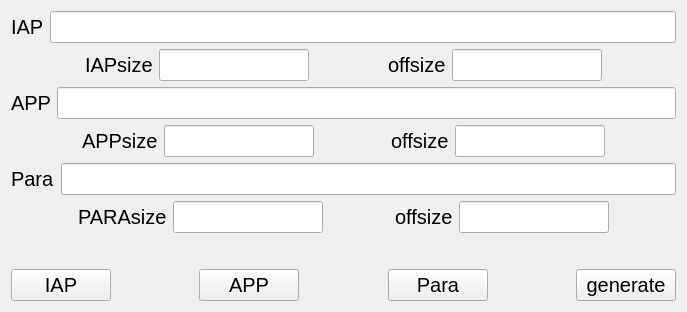
First picture: the form in data_processing/widget.ui, repository guanyuan2026/Qt-Creator, before the edit.
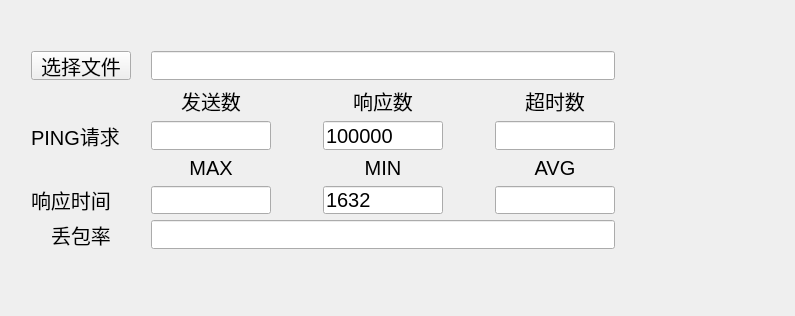
Second picture: the form after the edit.

Patch:
```diff
--- a/data_processing/widget.ui
+++ b/data_processing/widget.ui
@@ -6,34 +6,82 @@
    <rect>
     <x>0</x>
     <y>0</y>
-    <width>687</width>
-    <height>312</height>
+    <width>795</width>
+    <height>316</height>
    </rect>
   </property>
   <property name="windowTitle">
    <string>Widget</string>
   </property>
+  <widget class="QWidget" name="">
+   <property name="geometry">
+    <rect>
+     <x>20</x>
+     <y>40</y>
+     <width>606</width>
+     <height>220</height>
+    </rect>
+   </property>
   <layout class="QGridLayout" name="gridLayout">
    <item row="0" column="0">
-    <spacer name="verticalSpacer_2">
+     <widget class="QPushButton" name="sel_fileBt">
+      <property name="minimumSize">
+       <size>
+        <width>100</width>
+        <height>0</height>
+       </size>
+      </property>
+      <property name="font">
+       <font>
+        <pointsize>15</pointsize>
+       </font>
+      </property>
+      <property name="text">
+       <string>选择文件</string>
+      </property>
+     </widget>
+    </item>
+    <item row="0" column="1">
+     <spacer name="horizontalSpacer_6">
      <property name="orientation">
-      <enum>Qt::Vertical</enum>
+       <enum>Qt::Horizontal</enum>
      </property>
      <property name="sizeHint" stdset="0">
       <size>
-       <width>20</width>
-       <height>6</height>
+        <width>13</width>
+        <height>20</height>
       </size>
      </property>
     </spacer>
    </item>
-   <item row="1" column="0" colspan="2">
-    <layout class="QVBoxLayout" name="verticalLayout_2">
-     <item>
-      <layout class="QVBoxLayout" name="verticalLayout">
-       <item>
-        <layout class="QHBoxLayout" name="horizontalLayout_5">
-         <item>
+    <item row="0" column="2" colspan="5">
+     <widget class="QLineEdit" name="filepathEdit">
+      <property name="sizePolicy">
+       <sizepolicy hsizetype="Expanding" vsizetype="Fixed">
+        <horstretch>0</horstretch>
+        <verstretch>0</verstretch>
+       </sizepolicy>
+      </property>
+      <property name="minimumSize">
+       <size>
+        <width>400</width>
+        <height>0</height>
+       </size>
+      </property>
+      <property name="font">
+       <font>
+        <pointsize>15</pointsize>
+       </font>
+      </property>
+      <property name="frame">
+       <bool>true</bool>
+      </property>
+      <property name="readOnly">
+       <bool>true</bool>
+      </property>
+     </widget>
+    </item>
+    <item row="1" column="2">
           <widget class="QLabel" name="label">
            <property name="font">
             <font>
@@ -41,49 +89,14 @@
             </font>
            </property>
            <property name="text">
-            <string>IAP</string>
-           </property>
-          </widget>
-         </item>
-         <item>
-          <widget class="QLineEdit" name="iappathEdit">
-           <property name="minimumSize">
-            <size>
-             <width>400</width>
-             <height>0</height>
-            </size>
-           </property>
-           <property name="font">
-            <font>
-             <pointsize>15</pointsize>
-            </font>
-           </property>
-           <property name="frame">
-            <bool>true</bool>
-           </property>
-           <property name="readOnly">
-            <bool>true</bool>
-           </property>
-          </widget>
-         </item>
-        </layout>
-       </item>
-       <item>
-        <layout class="QHBoxLayout" name="horizontalLayout">
-         <item>
-          <spacer name="horizontalSpacer_7">
-           <property name="orientation">
-            <enum>Qt::Horizontal</enum>
-           </property>
-           <property name="sizeHint" stdset="0">
-            <size>
-             <width>40</width>
-             <height>20</height>
-            </size>
-           </property>
-          </spacer>
-         </item>
-         <item>
+       <string>发送数</string>
+      </property>
+      <property name="alignment">
+       <set>Qt::AlignCenter</set>
+      </property>
+     </widget>
+    </item>
+    <item row="1" column="4">
           <widget class="QLabel" name="label_7">
            <property name="font">
             <font>
@@ -91,38 +104,14 @@
             </font>
            </property>
            <property name="text">
-            <string>IAPsize</string>
-           </property>
-          </widget>
-         </item>
-         <item>
-          <widget class="QLineEdit" name="iapsizeEdit">
-           <property name="minimumSize">
-            <size>
-             <width>150</width>
-             <height>0</height>
-            </size>
-           </property>
-           <property name="maximumSize">
-            <size>
-             <width>120</width>
-             <height>16777215</height>
-            </size>
-           </property>
-           <property name="font">
-            <font>
-             <pointsize>15</pointsize>
-            </font>
-           </property>
-           <property name="text">
-            <string/>
-           </property>
-           <property name="readOnly">
-            <bool>true</bool>
-           </property>
-          </widget>
-         </item>
-         <item>
+       <string>响应数</string>
+      </property>
+      <property name="alignment">
+       <set>Qt::AlignCenter</set>
+      </property>
+     </widget>
+    </item>
+    <item row="1" column="5" rowspan="2">
           <spacer name="horizontalSpacer_2">
            <property name="orientation">
             <enum>Qt::Horizontal</enum>
@@ -135,7 +124,7 @@
            </property>
           </spacer>
          </item>
-         <item>
+    <item row="1" column="6">
           <widget class="QLabel" name="label_4">
            <property name="font">
             <font>
@@ -143,104 +132,14 @@
             </font>
            </property>
            <property name="text">
-            <string>offsize</string>
-           </property>
-          </widget>
-         </item>
-         <item>
-          <widget class="QLineEdit" name="iapoffsizeEdit">
-           <property name="minimumSize">
-            <size>
-             <width>150</width>
-             <height>0</height>
-            </size>
-           </property>
-           <property name="maximumSize">
-            <size>
-             <width>120</width>
-             <height>16777215</height>
-            </size>
-           </property>
-           <property name="font">
-            <font>
-             <pointsize>15</pointsize>
-            </font>
-           </property>
-           <property name="readOnly">
-            <bool>true</bool>
-           </property>
-          </widget>
-         </item>
-         <item>
-          <spacer name="horizontalSpacer_8">
-           <property name="orientation">
-            <enum>Qt::Horizontal</enum>
-           </property>
-           <property name="sizeHint" stdset="0">
-            <size>
-             <width>40</width>
-             <height>20</height>
-            </size>
-           </property>
-          </spacer>
-         </item>
-        </layout>
-       </item>
-      </layout>
-     </item>
-     <item>
-      <layout class="QHBoxLayout" name="horizontalLayout_6">
-       <item>
-        <widget class="QLabel" name="label_2">
-         <property name="font">
-          <font>
-           <pointsize>15</pointsize>
-          </font>
-         </property>
-         <property name="text">
-          <string>APP</string>
-         </property>
-        </widget>
-       </item>
-       <item>
-        <widget class="QLineEdit" name="apppathEdit">
-         <property name="minimumSize">
-          <size>
-           <width>400</width>
-           <height>0</height>
-          </size>
-         </property>
-         <property name="font">
-          <font>
-           <pointsize>15</pointsize>
-          </font>
-         </property>
-         <property name="frame">
-          <bool>true</bool>
-         </property>
-         <property name="readOnly">
-          <bool>true</bool>
-         </property>
-        </widget>
-       </item>
-      </layout>
-     </item>
-     <item>
-      <layout class="QHBoxLayout" name="horizontalLayout_3">
-       <item>
-        <spacer name="horizontalSpacer_11">
-         <property name="orientation">
-          <enum>Qt::Horizontal</enum>
-         </property>
-         <property name="sizeHint" stdset="0">
-          <size>
-           <width>40</width>
-           <height>20</height>
-          </size>
-         </property>
-        </spacer>
-       </item>
-       <item>
+       <string>超时数</string>
+      </property>
+      <property name="alignment">
+       <set>Qt::AlignCenter</set>
+      </property>
+     </widget>
+    </item>
+    <item row="2" column="0">
         <widget class="QLabel" name="label_8">
          <property name="font">
           <font>
@@ -248,15 +147,15 @@
           </font>
          </property>
          <property name="text">
-          <string>APPsize</string>
+       <string>PING请求</string>
          </property>
         </widget>
        </item>
-       <item>
-        <widget class="QLineEdit" name="appsizeEdit">
+    <item row="2" column="2">
+     <widget class="QLineEdit" name="ping_sendEdit">
          <property name="minimumSize">
           <size>
-           <width>150</width>
+        <width>50</width>
            <height>0</height>
           </size>
          </property>
@@ -279,8 +178,8 @@
          </property>
         </widget>
        </item>
-       <item>
-        <spacer name="horizontalSpacer_5">
+    <item row="2" column="3">
+     <spacer name="horizontalSpacer">
          <property name="orientation">
           <enum>Qt::Horizontal</enum>
          </property>
@@ -292,23 +191,11 @@
          </property>
         </spacer>
        </item>
-       <item>
-        <widget class="QLabel" name="label_6">
-         <property name="font">
-          <font>
-           <pointsize>15</pointsize>
-          </font>
-         </property>
-         <property name="text">
-          <string>offsize</string>
-         </property>
-        </widget>
-       </item>
-       <item>
-        <widget class="QLineEdit" name="appoffsizeEdit">
+    <item row="2" column="4">
+     <widget class="QLineEdit" name="ping_ackEdit">
          <property name="minimumSize">
           <size>
-           <width>150</width>
+        <width>50</width>
            <height>0</height>
           </size>
          </property>
@@ -323,76 +210,39 @@
            <pointsize>15</pointsize>
           </font>
          </property>
-        </widget>
-       </item>
-       <item>
-        <spacer name="horizontalSpacer_10">
-         <property name="orientation">
-          <enum>Qt::Horizontal</enum>
-         </property>
-         <property name="sizeHint" stdset="0">
-          <size>
-           <width>40</width>
-           <height>20</height>
-          </size>
-         </property>
-        </spacer>
-       </item>
-      </layout>
-     </item>
-     <item>
-      <layout class="QHBoxLayout" name="horizontalLayout_7">
-       <item>
-        <widget class="QLabel" name="label_3">
-         <property name="font">
-          <font>
-           <pointsize>15</pointsize>
-          </font>
-         </property>
          <property name="text">
-          <string>Para</string>
+       <string>100000</string>
          </property>
         </widget>
        </item>
-       <item>
-        <widget class="QLineEdit" name="parapathEdit">
+    <item row="2" column="6">
+     <widget class="QLineEdit" name="ping_timeoutEdit">
          <property name="minimumSize">
           <size>
-           <width>400</width>
+        <width>50</width>
            <height>0</height>
           </size>
          </property>
+      <property name="maximumSize">
+       <size>
+        <width>120</width>
+        <height>16777215</height>
+       </size>
+      </property>
          <property name="font">
           <font>
            <pointsize>15</pointsize>
           </font>
          </property>
-         <property name="frame">
-          <bool>true</bool>
+      <property name="text">
+       <string/>
          </property>
          <property name="readOnly">
           <bool>true</bool>
          </property>
         </widget>
        </item>
-      </layout>
-     </item>
-     <item>
-      <layout class="QHBoxLayout" name="horizontalLayout_4">
-       <item>
-        <spacer name="horizontalSpacer_12">
-         <property name="orientation">
-          <enum>Qt::Horizontal</enum>
-         </property>
-         <property name="sizeHint" stdset="0">
-          <size>
-           <width>40</width>
-           <height>20</height>
-          </size>
-         </property>
-        </spacer>
-       </item>
-       <item>
+    <item row="3" column="2">
         <widget class="QLabel" name="label_9">
          <property name="font">
           <font>
@@ -400,51 +250,14 @@
           </font>
          </property>
          <property name="text">
-          <string>PARAsize</string>
-         </property>
-        </widget>
-       </item>
-       <item>
-        <widget class="QLineEdit" name="parasizeEdit">
-         <property name="minimumSize">
-          <size>
-           <width>150</width>
-           <height>0</height>
-          </size>
-         </property>
-         <property name="maximumSize">
-          <size>
-           <width>120</width>
-           <height>16777215</height>
-          </size>
-         </property>
-         <property name="font">
-          <font>
-           <pointsize>15</pointsize>
-          </font>
-         </property>
-         <property name="text">
-          <string/>
-         </property>
-         <property name="readOnly">
-          <bool>true</bool>
-         </property>
-        </widget>
-       </item>
-       <item>
-        <spacer name="horizontalSpacer_6">
-         <property name="orientation">
-          <enum>Qt::Horizontal</enum>
-         </property>
-         <property name="sizeHint" stdset="0">
-          <size>
-           <width>40</width>
-           <height>20</height>
-          </size>
-         </property>
-        </spacer>
-       </item>
-       <item>
+       <string>MAX</string>
+      </property>
+      <property name="alignment">
+       <set>Qt::AlignCenter</set>
+      </property>
+     </widget>
+    </item>
+    <item row="3" column="4">
         <widget class="QLabel" name="label_5">
          <property name="font">
           <font>
@@ -452,15 +265,45 @@
           </font>
          </property>
          <property name="text">
-          <string>offsize</string>
-         </property>
-        </widget>
-       </item>
-       <item>
-        <widget class="QLineEdit" name="paraoffsizeEdit">
+       <string>MIN</string>
+      </property>
+      <property name="alignment">
+       <set>Qt::AlignCenter</set>
+      </property>
+     </widget>
+    </item>
+    <item row="3" column="6">
+     <widget class="QLabel" name="label_6">
+      <property name="font">
+       <font>
+        <pointsize>15</pointsize>
+       </font>
+      </property>
+      <property name="text">
+       <string>AVG</string>
+      </property>
+      <property name="alignment">
+       <set>Qt::AlignCenter</set>
+      </property>
+     </widget>
+    </item>
+    <item row="4" column="0">
+     <widget class="QLabel" name="label_10">
+      <property name="font">
+       <font>
+        <pointsize>15</pointsize>
+       </font>
+      </property>
+      <property name="text">
+       <string>响应时间</string>
+      </property>
+     </widget>
+    </item>
+    <item row="4" column="2">
+     <widget class="QLineEdit" name="ack_time_maxEdit">
          <property name="minimumSize">
           <size>
-           <width>150</width>
+        <width>50</width>
            <height>0</height>
           </size>
          </property>
@@ -475,121 +318,15 @@
            <pointsize>15</pointsize>
           </font>
          </property>
-        </widget>
-       </item>
-       <item>
-        <spacer name="horizontalSpacer_9">
-         <property name="orientation">
-          <enum>Qt::Horizontal</enum>
-         </property>
-         <property name="sizeHint" stdset="0">
-          <size>
-           <width>40</width>
-           <height>20</height>
-          </size>
-         </property>
-        </spacer>
-       </item>
-      </layout>
-     </item>
-    </layout>
-   </item>
-   <item row="2" column="0" colspan="2">
-    <spacer name="verticalSpacer">
-     <property name="orientation">
-      <enum>Qt::Vertical</enum>
-     </property>
-     <property name="sizeHint" stdset="0">
-      <size>
-       <width>20</width>
-       <height>40</height>
-      </size>
-     </property>
-    </spacer>
-   </item>
-   <item row="3" column="0" colspan="2">
-    <layout class="QHBoxLayout" name="horizontalLayout_2">
-     <item>
-      <widget class="QPushButton" name="iapBt">
-       <property name="minimumSize">
-        <size>
-         <width>100</width>
-         <height>0</height>
-        </size>
-       </property>
-       <property name="font">
-        <font>
-         <pointsize>15</pointsize>
-        </font>
-       </property>
        <property name="text">
-        <string>IAP</string>
-       </property>
-      </widget>
-     </item>
-     <item>
-      <spacer name="horizontalSpacer">
-       <property name="orientation">
-        <enum>Qt::Horizontal</enum>
-       </property>
-       <property name="sizeHint" stdset="0">
-        <size>
-         <width>40</width>
-         <height>20</height>
-        </size>
-       </property>
-      </spacer>
-     </item>
-     <item>
-      <widget class="QPushButton" name="appBt">
-       <property name="minimumSize">
-        <size>
-         <width>100</width>
-         <height>0</height>
-        </size>
-       </property>
-       <property name="font">
-        <font>
-         <pointsize>15</pointsize>
-        </font>
-       </property>
-       <property name="text">
-        <string>APP</string>
-       </property>
-      </widget>
-     </item>
-     <item>
-      <spacer name="horizontalSpacer_4">
-       <property name="orientation">
-        <enum>Qt::Horizontal</enum>
-       </property>
-       <property name="sizeHint" stdset="0">
-        <size>
-         <width>40</width>
-         <height>20</height>
-        </size>
-       </property>
-      </spacer>
-     </item>
-     <item>
-      <widget class="QPushButton" name="paraBt">
-       <property name="minimumSize">
-        <size>
-         <width>100</width>
-         <height>0</height>
-        </size>
-       </property>
-       <property name="font">
-        <font>
-         <pointsize>15</pointsize>
-        </font>
-       </property>
-       <property name="text">
-        <string>Para</string>
-       </property>
-      </widget>
-     </item>
-     <item>
+       <string/>
+      </property>
+      <property name="readOnly">
+       <bool>true</bool>
+      </property>
+     </widget>
+    </item>
+    <item row="4" column="3">
       <spacer name="horizontalSpacer_3">
        <property name="orientation">
         <enum>Qt::Horizontal</enum>
@@ -602,56 +339,118 @@
        </property>
       </spacer>
      </item>
-     <item>
-      <widget class="QPushButton" name="generateBt">
+    <item row="4" column="4">
+     <widget class="QLineEdit" name="ack_time_minEdit">
        <property name="minimumSize">
         <size>
-         <width>100</width>
+        <width>50</width>
          <height>0</height>
         </size>
        </property>
+      <property name="maximumSize">
+       <size>
+        <width>120</width>
+        <height>16777215</height>
+       </size>
+      </property>
        <property name="font">
         <font>
          <pointsize>15</pointsize>
         </font>
        </property>
        <property name="text">
-        <string>generate</string>
-       </property>
-      </widget>
-     </item>
-    </layout>
-   </item>
-   <item row="4" column="1">
-    <spacer name="verticalSpacer_3">
+       <string>1632</string>
+      </property>
+      <property name="readOnly">
+       <bool>true</bool>
+      </property>
+     </widget>
+    </item>
+    <item row="4" column="5">
+     <spacer name="horizontalSpacer_4">
+      <property name="orientation">
+       <enum>Qt::Horizontal</enum>
+      </property>
+      <property name="sizeHint" stdset="0">
+       <size>
+        <width>40</width>
+        <height>20</height>
+       </size>
+      </property>
+     </spacer>
+    </item>
+    <item row="4" column="6">
+     <widget class="QLineEdit" name="ack_time_avg_Edit">
+      <property name="minimumSize">
+       <size>
+        <width>50</width>
+        <height>0</height>
+       </size>
+      </property>
+      <property name="maximumSize">
+       <size>
+        <width>120</width>
+        <height>16777215</height>
+       </size>
+      </property>
+      <property name="font">
+       <font>
+        <pointsize>15</pointsize>
+       </font>
+      </property>
+     </widget>
+    </item>
+    <item row="5" column="0">
+     <widget class="QLabel" name="label_3">
+      <property name="font">
+       <font>
+        <pointsize>15</pointsize>
+       </font>
+      </property>
+      <property name="text">
+       <string>丢包率</string>
+      </property>
+      <property name="alignment">
+       <set>Qt::AlignCenter</set>
+      </property>
+     </widget>
+    </item>
+    <item row="5" column="1">
+     <spacer name="horizontalSpacer_5">
      <property name="orientation">
-      <enum>Qt::Vertical</enum>
+       <enum>Qt::Horizontal</enum>
      </property>
      <property name="sizeHint" stdset="0">
       <size>
-       <width>20</width>
-       <height>6</height>
+        <width>13</width>
+        <height>20</height>
       </size>
      </property>
     </spacer>
    </item>
-  </layout>
-  <zorder>label_7</zorder>
-  <zorder>iapsizeEdit</zorder>
-  <zorder>appsizeEdit</zorder>
-  <zorder>label_8</zorder>
-  <zorder>parasizeEdit</zorder>
-  <zorder>label_9</zorder>
-  <zorder>horizontalSpacer_2</zorder>
-  <zorder>horizontalSpacer_5</zorder>
-  <zorder>horizontalSpacer_6</zorder>
-  <zorder>horizontalSpacer_7</zorder>
-  <zorder>horizontalSpacer_8</zorder>
-  <zorder>apppathEdit</zorder>
-  <zorder>horizontalSpacer_9</zorder>
-  <zorder>horizontalSpacer_10</zorder>
-  <zorder>horizontalSpacer_11</zorder>
-  <zorder>horizontalSpacer_12</zorder>
+    <item row="5" column="2" colspan="5">
+     <widget class="QLineEdit" name="lost_rateEdit">
+      <property name="minimumSize">
+       <size>
+        <width>400</width>
+        <height>0</height>
+       </size>
+      </property>
+      <property name="font">
+       <font>
+        <pointsize>15</pointsize>
+       </font>
+      </property>
+      <property name="frame">
+       <bool>true</bool>
+      </property>
+      <property name="readOnly">
+       <bool>true</bool>
+      </property>
+     </widget>
+    </item>
+   </layout>
+  </widget>
  </widget>
  <layoutdefault spacing="6" margin="11"/>
  <resources/>
```
Lines whose indentation alone changed are shown as unchanged.
